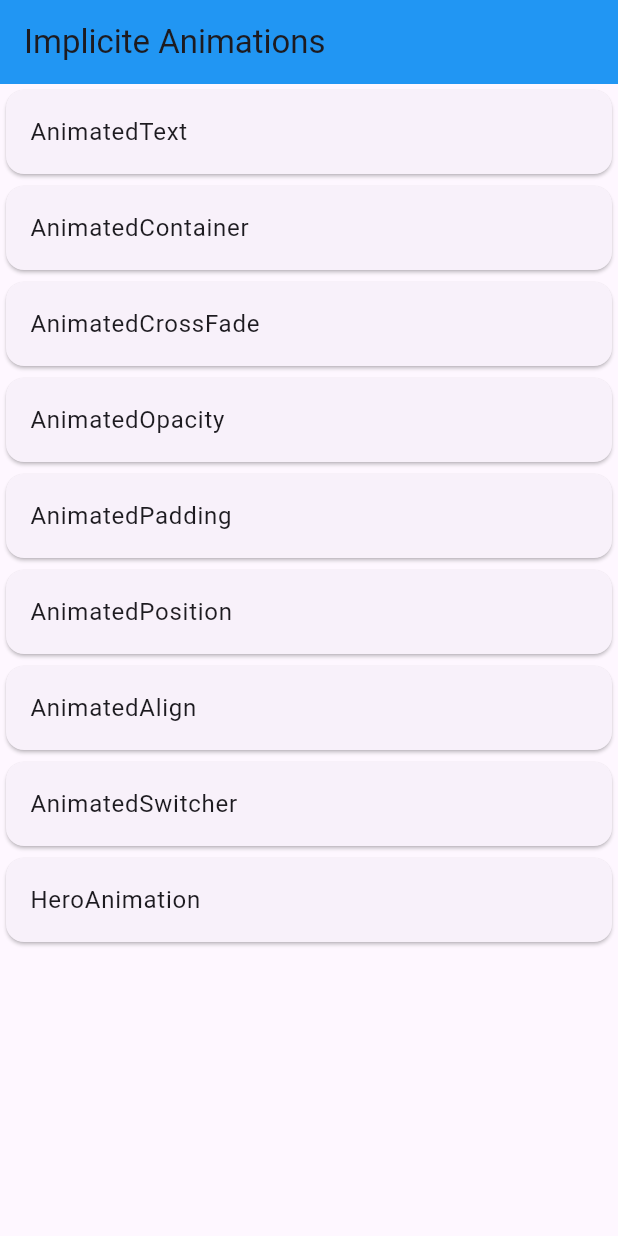
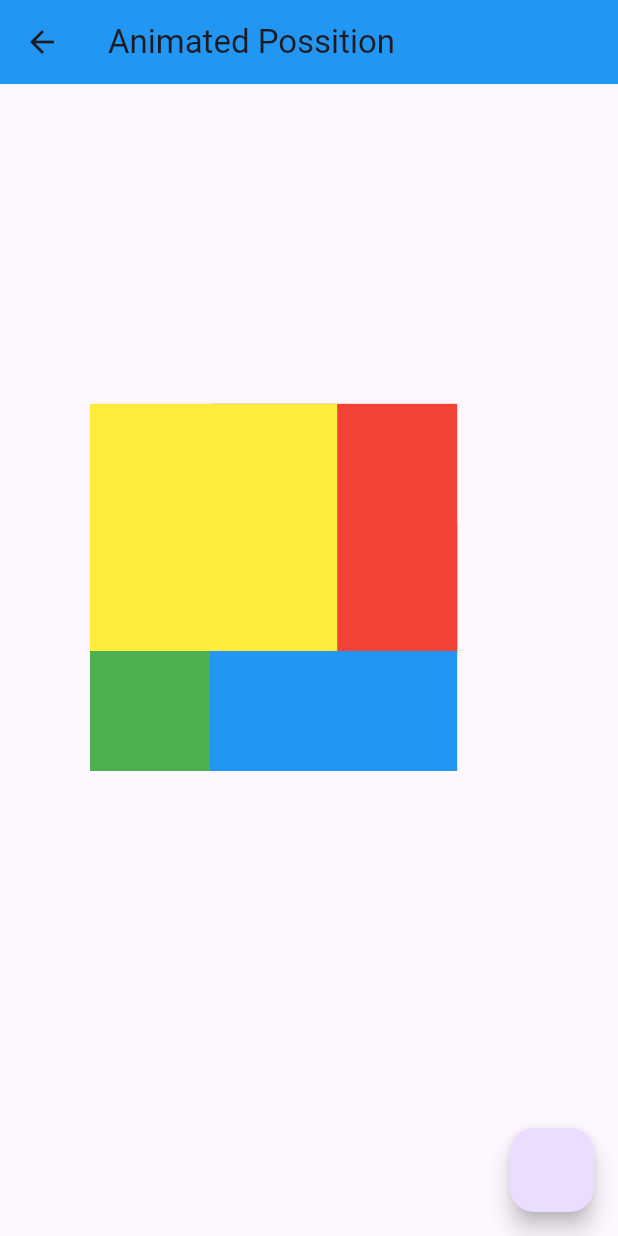
Before and after one commit to DevUsama007/flutter-implicit-animations-playground, a Flutter app: the screen it shows after launch, after a tap on "AnimatedPosition", on a phone screen of 412 x 824 dp. Run offline on Flutter 3.47's test engine with Material 3 defaults, Android fonts, the light colour scheme and no system bars; our stand-ins replace flutter_screenutil.

Commit message:
complete list updated

```diff
--- /dev/null
+++ b/lib/animationWidget.s/animatedPossition.dart
@@ -0,0 +1,87 @@
+import 'dart:async';
+
+import 'package:animationandscreenutil/animationWidget.s/animatedSwitcher.dart';
+import 'package:flutter/material.dart';
+import 'package:flutter_screenutil/flutter_screenutil.dart';
+
+class Animatedpossition extends StatefulWidget {
+  const Animatedpossition({super.key});
+
+  @override
+  State<Animatedpossition> createState() => _AnimatedpossitionState();
+}
+
+class _AnimatedpossitionState extends State<Animatedpossition> {
+  togle() {
+    Timer.periodic(Duration(seconds: 1), (timer) {
+      isLeft = !isLeft;
+      setState(() {});
+    });
+  }
+
+  bool isLeft = true;
+  @override
+  void initState() {
+    // TODO: implement initState
+    super.initState();
+    togle();
+  }
+
+  @override
+  Widget build(BuildContext context) {
+    var wid = MediaQuery.of(context).size.width;
+    var hei = MediaQuery.of(context).size.height;
+    return Scaffold(
+      floatingActionButton: FloatingActionButton(onPressed: () {
+        isLeft = !isLeft;
+        setState(() {});
+      }),
+      appBar: AppBar(
+        backgroundColor: Colors.blue,
+        title: Text('Animated Possition'),
+      ),
+      body: Hero(
+          tag: 'AnimatedPosition',
+          child: Container(
+            child: Stack(
+              children: [
+                AnimatedPositioned(
+                  duration: Duration(seconds: 1),
+                  left: isLeft ? 50 : 150,
+                  // top: isLeft ? 50 : 150,
+                  bottom: isLeft ? 300 : 400,
+                  child: Container(
+                      width: wid * 0.4, height: hei * 0.2, color: Colors.green),
+                ),
+                AnimatedPositioned(
+                  duration: Duration(seconds: 1),
+                  left: isLeft ? 150 : 50,
+                  // top: isLeft ? 50 : 150,
+                  bottom: isLeft ? 300 : 400,
+                  child: Container(
+                      width: wid * 0.4, height: hei * 0.2, color: Colors.blue),
+                ),
+                AnimatedPositioned(
+                  duration: Duration(seconds: 1),
+                  left: isLeft ? 150 : 50,
+                  // top: isLeft ? 50 : 150,
+                  bottom: isLeft ? 400 : 300,
+                  child: Container(
+                      width: wid * 0.4, height: hei * 0.2, color: Colors.red),
+                ),
+                AnimatedPositioned(
+                  duration: Duration(seconds: 1),
+                  left: isLeft ? 50 : 150,
+                  // top: isLeft ? 50 : 150,
+                  bottom: isLeft ? 400 : 300,
+                  child: Container(
+                      width: wid * 0.4,
+                      height: hei * 0.2,
+                      color: Colors.yellow),
+                ),
+              ],
+            ),
+          )),
+    );
+  }
+}
--- a/lib/homepage.dart
+++ b/lib/homepage.dart
@@ -1,7 +1,13 @@
+import 'package:animationandscreenutil/animationWidget.s/animatedAlighn.dart';
+import 'package:animationandscreenutil/animationWidget.s/animatedContainer.dart';
+import 'package:animationandscreenutil/animationWidget.s/animatedCrossFade.dart';
 import 'package:animationandscreenutil/animationWidget.s/animatedOpacity.dart';
+import 'package:animationandscreenutil/animationWidget.s/animatedPossition.dart';
 import 'package:animationandscreenutil/animationWidget.s/animatedSwitcher.dart';
 import 'package:animationandscreenutil/animationWidget.s/animatedtext.dart';
 import 'package:flutter/material.dart';
+
+import 'animationWidget.s/animatedPadding.dart';
 
 class Homepage extends StatefulWidget {
   const Homepage({super.key});
@@ -20,7 +26,6 @@ class _HomepageState extends State<Homepage> {
     'AnimatedPosition',
     'AnimatedAlign',
     'AnimatedSwitcher',
-    'HeroAnimation',
   ];
   @override
   Widget build(BuildContext context) {
@@ -29,7 +34,8 @@ class _HomepageState extends State<Homepage> {
         backgroundColor: Colors.blue,
         title: Text('Implicite Animations'),
       ),
-      body: Column(
+      body: SingleChildScrollView(
+        child: Column(
           children: List.generate(animationList.length, (index) {
             return Column(
               children: [
@@ -41,6 +47,13 @@ class _HomepageState extends State<Homepage> {
                             context,
                             MaterialPageRoute(
                               builder: (context) => Anmatetext(),
+                            ));
+                        break;
+                      case 'AnimatedContainer':
+                        Navigator.push(
+                            context,
+                            MaterialPageRoute(
+                              builder: (context) => AnimatedContainerr(),
                             ));
                         break;
                       case 'AnimatedSwitcher':
@@ -55,6 +68,34 @@ class _HomepageState extends State<Homepage> {
                             context,
                             MaterialPageRoute(
                               builder: (context) => Animatedopacity(),
+                            ));
+                        break;
+                      case 'AnimatedCrossFade':
+                        Navigator.push(
+                            context,
+                            MaterialPageRoute(
+                              builder: (context) => AnimateCrossFade(),
+                            ));
+                        break;
+                      case 'AnimatedPadding':
+                        Navigator.push(
+                            context,
+                            MaterialPageRoute(
+                              builder: (context) => AnimatedPaddingW(),
+                            ));
+                        break;
+                      case 'AnimatedPosition':
+                        Navigator.push(
+                            context,
+                            MaterialPageRoute(
+                              builder: (context) => Animatedpossition(),
+                            ));
+                        break;
+                      case 'AnimatedAlign':
+                        Navigator.push(
+                            context,
+                            MaterialPageRoute(
+                              builder: (context) => AnimatedAlignment(),
                             ));
                         break;
                       default:
@@ -74,6 +115,7 @@ class _HomepageState extends State<Homepage> {
             );
           }),
         ),
+      ),
     );
   }
 }
```
Also changed, not shown: lib/animationWidget.s/animatedAlighn.dart (added, +63 -0 lines), lib/animationWidget.s/animatedContainer.dart (added, +65 -0 lines), lib/animationWidget.s/animatedCrossFade.dart (added, +68 -0 lines), lib/animationWidget.s/animatedPadding.dart (added, +53 -0 lines), lib/animationWidget.s/animatedSwitcher.dart (+11 -2 lines), 1 other file. Lines whose indentation alone changed are shown as unchanged.
